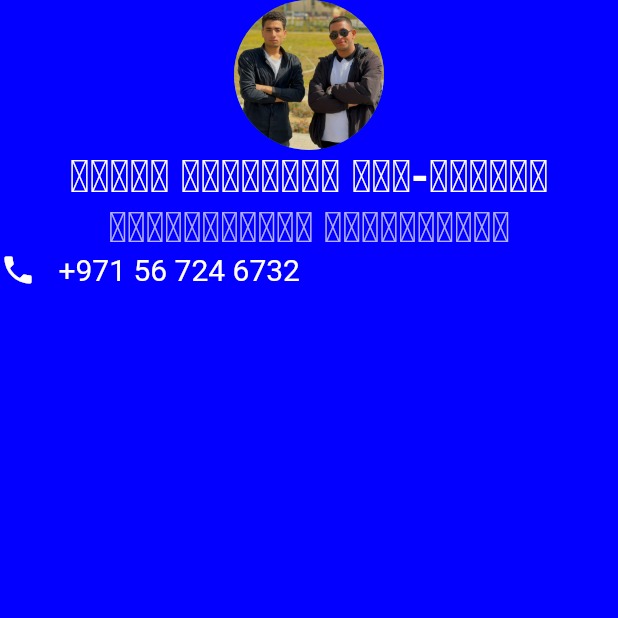
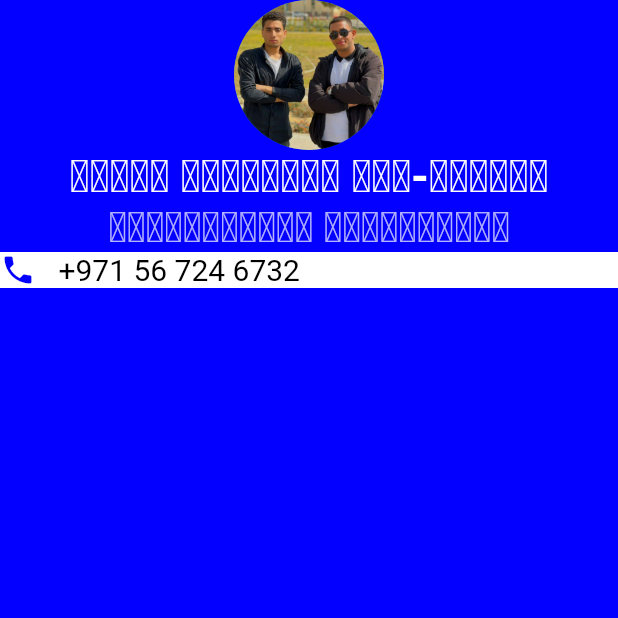
Before and after one commit to OsamaMohammadAbdalaziz/business_card_app, a Flutter app: the screen it shows after launch, on a phone screen of 412 x 824 dp, the top half of it. Run offline on Flutter 3.47's test engine with Material 2 defaults, Android fonts, the phone set to English and light mode, and no system bars.

Commit message:
change Colors

```diff
--- a/lib/Pages/Home.dart
+++ b/lib/Pages/Home.dart
@@ -33,11 +33,12 @@ class Home extends StatelessWidget {
               ),
             ),
             Container(
+              color: Color.fromARGB(255, 255, 255, 255),
               child: Row(
                 children: [
                   Icon(
                     Icons.phone,
-                    color: Color.fromARGB(255, 255, 255, 255),
+                    color: Color.fromARGB(255, 4, 0, 255),
                   ),
                   SizedBox(
                     width: 15,
@@ -45,7 +46,7 @@ class Home extends StatelessWidget {
                   Text(
                     "+971 56 724 6732",
                     style: TextStyle(
-                      color: Color.fromARGB(255, 255, 255, 255),
+                      color: Color.fromARGB(255, 0, 0, 0),
                       fontSize: 20,
                     ),
                   ),
```
